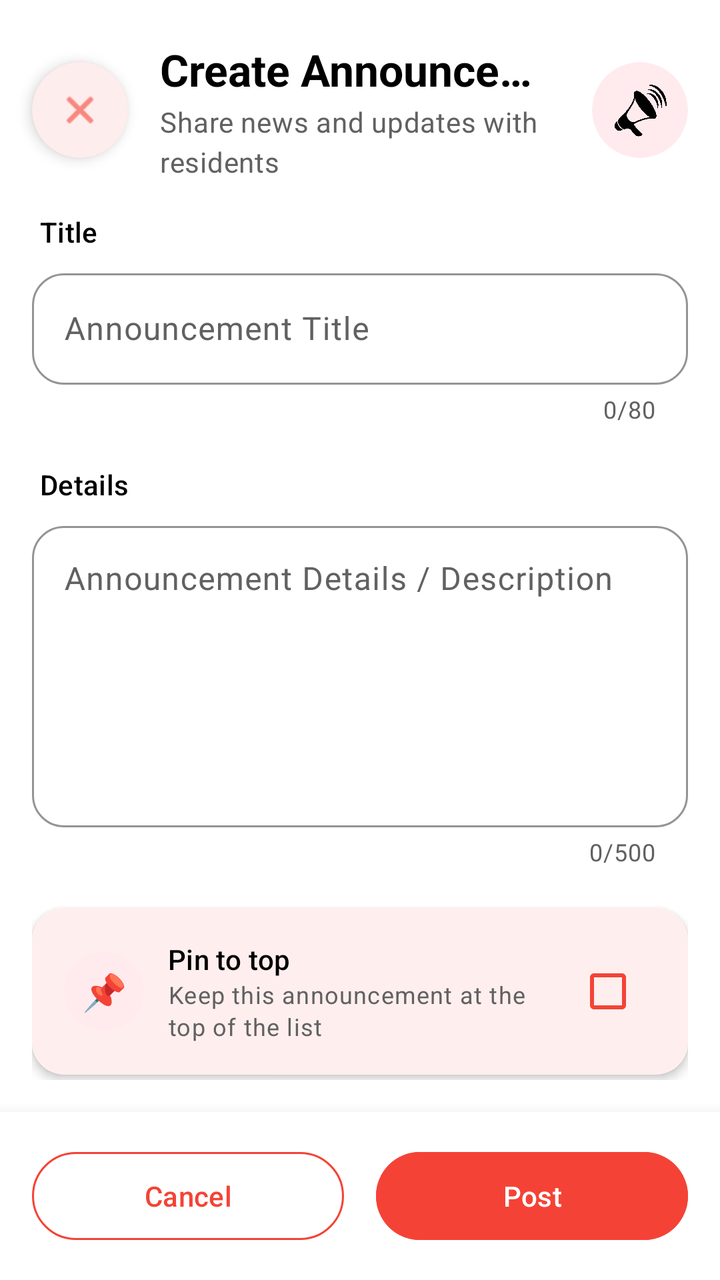
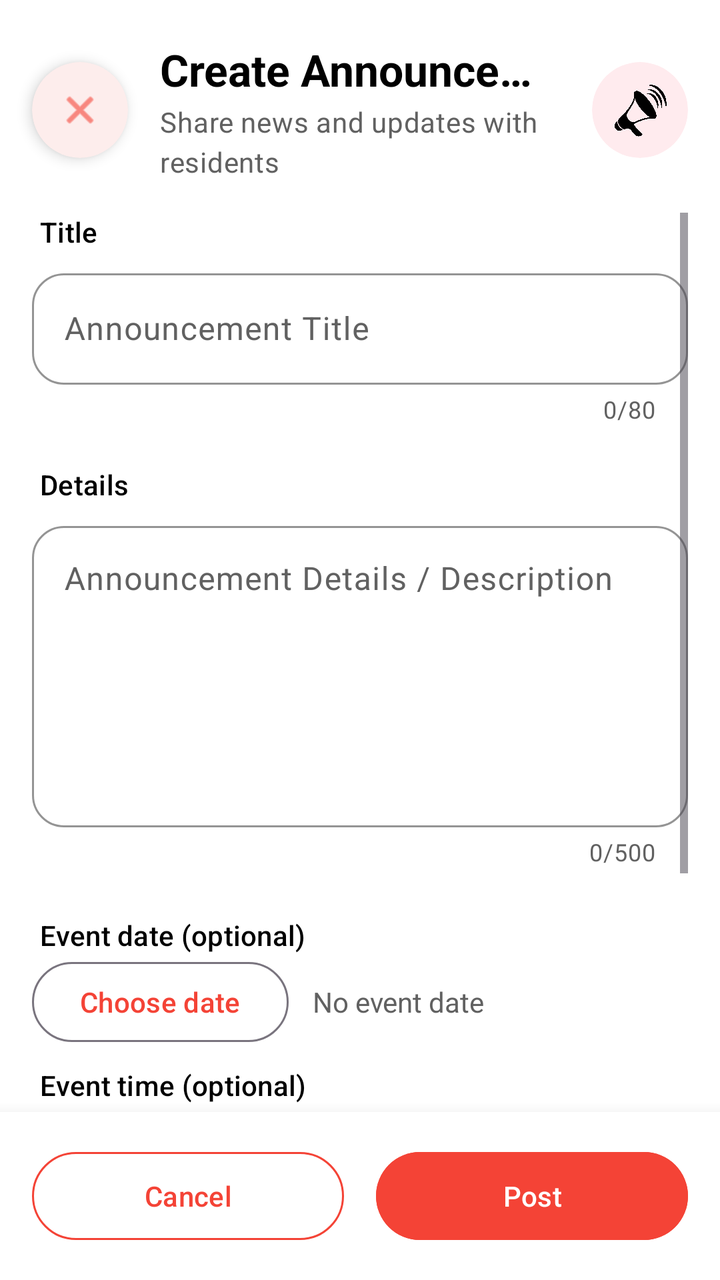

An Android layout rendered at two revisions. The XML below is the earlier revision; the diff shows what the commit changed to produce the second picture.
<!-- AndroidManifest.xml: application theme Theme.IServeKo -->
<!-- res/layout/dialog_add_announcement.xml -->
<?xml version="1.0" encoding="utf-8"?>
<LinearLayout xmlns:android="http://schemas.android.com/apk/res/android"
    xmlns:app="http://schemas.android.com/apk/res-auto"
    xmlns:tools="http://schemas.android.com/tools"
    android:layout_width="match_parent"
    android:layout_height="match_parent"
    android:background="@drawable/designbrg_v2"
    android:orientation="vertical">

    
    <LinearLayout
        android:layout_width="match_parent"
        android:layout_height="wrap_content"
        android:clipChildren="false"
        android:clipToPadding="false"
        android:gravity="center_vertical"
        android:orientation="horizontal"
        android:paddingStart="16dp"
        android:paddingTop="20dp"
        android:paddingEnd="16dp"
        android:paddingBottom="8dp">

        <com.google.android.material.card.MaterialCardView
            android:layout_width="48dp"
            android:layout_height="48dp"
            android:clickable="true"
            android:focusable="true"
            android:foreground="?attr/selectableItemBackgroundBorderless"
            app:cardBackgroundColor="@color/white"
            app:cardCornerRadius="24dp"
            app:cardElevation="4dp"
            app:strokeWidth="0dp">

            <ImageView
                android:id="@+id/btnClose"
                android:layout_width="22dp"
                android:layout_height="22dp"
                android:layout_gravity="center"
                android:contentDescription="Close"
                android:src="@android:drawable/ic_menu_close_clear_cancel"
                app:tint="#F44336" />
        </com.google.android.material.card.MaterialCardView>

        <LinearLayout
            android:layout_width="0dp"
            android:layout_height="wrap_content"
            android:layout_marginStart="16dp"
            android:layout_marginEnd="12dp"
            android:layout_weight="1"
            android:orientation="vertical">

            <TextView
                android:id="@+id/dialogTitle"
                android:layout_width="match_parent"
                android:layout_height="wrap_content"
                android:ellipsize="end"
                android:maxLines="1"
                android:text="Create Announcement"
                android:textAlignment="viewStart"
                android:textAppearance="@style/TextAppearance.Material3.TitleLarge"
                android:textColor="@color/onSurface"
                android:textStyle="bold" />

            <TextView
                android:layout_width="match_parent"
                android:layout_height="wrap_content"
                android:layout_marginTop="2dp"
                android:text="Share news and updates with residents"
                android:textAlignment="viewStart"
                android:textAppearance="@style/TextAppearance.Material3.BodyMedium"
                android:textColor="@color/onSurfaceVariant" />
        </LinearLayout>

        <com.google.android.material.card.MaterialCardView
            android:layout_width="48dp"
            android:layout_height="48dp"
            app:cardBackgroundColor="#FFEBEE"
            app:cardCornerRadius="24dp"
            app:cardElevation="0dp"
            app:strokeWidth="0dp">

            <ImageView
                android:layout_width="28dp"
                android:layout_height="28dp"
                android:layout_gravity="center"
                android:src="@drawable/announcementlogo"
                tools:ignore="ContentDescription" />
        </com.google.android.material.card.MaterialCardView>
    </LinearLayout>

    
    <ScrollView
        android:layout_width="match_parent"
        android:layout_height="0dp"
        android:layout_weight="1"
        android:clipToPadding="false"
        android:fillViewport="true"
        android:overScrollMode="never"
        android:paddingStart="16dp"
        android:paddingTop="8dp"
        android:paddingEnd="16dp"
        android:paddingBottom="16dp">

        <LinearLayout
            android:layout_width="match_parent"
            android:layout_height="wrap_content"
            android:orientation="vertical">

            
            <TextView
                android:layout_width="wrap_content"
                android:layout_height="wrap_content"
                android:layout_marginStart="4dp"
                android:layout_marginBottom="6dp"
                android:text="Title"
                android:textAppearance="@style/TextAppearance.Material3.LabelLarge"
                android:textColor="@color/onSurface" />

            <com.google.android.material.textfield.TextInputLayout
                style="@style/Widget.Material3.TextInputLayout.OutlinedBox"
                android:layout_width="match_parent"
                android:layout_height="wrap_content"
                android:layout_marginBottom="20dp"
                android:hint="Announcement Title"
                app:boxBackgroundColor="@color/white"
                app:boxCornerRadiusBottomEnd="16dp"
                app:boxCornerRadiusBottomStart="16dp"
                app:boxCornerRadiusTopEnd="16dp"
                app:boxCornerRadiusTopStart="16dp"
                app:boxStrokeColor="#F44336"
                app:counterEnabled="true"
                app:counterMaxLength="80"
                app:hintTextColor="#F44336">

                <com.google.android.material.textfield.TextInputEditText
                    android:id="@+id/inputAnnTitle"
                    android:layout_width="match_parent"
                    android:layout_height="wrap_content"
                    android:inputType="textCapSentences"
                    android:maxLength="80"
                    android:maxLines="2"
                    android:textColor="#FF000000" />
            </com.google.android.material.textfield.TextInputLayout>

            
            <TextView
                android:layout_width="wrap_content"
                android:layout_height="wrap_content"
                android:layout_marginStart="4dp"
                android:layout_marginBottom="6dp"
                android:text="Details"
                android:textAppearance="@style/TextAppearance.Material3.LabelLarge"
                android:textColor="@color/onSurface" />

            <com.google.android.material.textfield.TextInputLayout
                style="@style/Widget.Material3.TextInputLayout.OutlinedBox"
                android:layout_width="match_parent"
                android:layout_height="wrap_content"
                android:layout_marginBottom="20dp"
                android:hint="Announcement Details / Description"
                app:boxBackgroundColor="@color/white"
                app:boxCornerRadiusBottomEnd="16dp"
                app:boxCornerRadiusBottomStart="16dp"
                app:boxCornerRadiusTopEnd="16dp"
                app:boxCornerRadiusTopStart="16dp"
                app:boxStrokeColor="#F44336"
                app:counterEnabled="true"
                app:counterMaxLength="500"
                app:hintTextColor="#F44336">

                <com.google.android.material.textfield.TextInputEditText
                    android:id="@+id/inputAnnDesc"
                    android:layout_width="match_parent"
                    android:layout_height="wrap_content"
                    android:gravity="top|start"
                    android:inputType="textMultiLine|textCapSentences"
                    android:maxLength="500"
                    android:minLines="6"
                    android:textColor="#FF000000" />
            </com.google.android.material.textfield.TextInputLayout>

            
            <com.google.android.material.card.MaterialCardView
                android:layout_width="match_parent"
                android:layout_height="wrap_content"
                app:cardBackgroundColor="@color/white"
                app:cardCornerRadius="16dp"
                app:cardElevation="3dp"
                app:strokeWidth="0dp">

                <LinearLayout
                    android:layout_width="match_parent"
                    android:layout_height="wrap_content"
                    android:gravity="center_vertical"
                    android:orientation="horizontal"
                    android:padding="16dp">

                    <com.google.android.material.card.MaterialCardView
                        android:layout_width="40dp"
                        android:layout_height="40dp"
                        app:cardBackgroundColor="#FFEBEE"
                        app:cardCornerRadius="20dp"
                        app:cardElevation="0dp"
                        app:strokeWidth="0dp">

                        <TextView
                            android:layout_width="match_parent"
                            android:layout_height="match_parent"
                            android:gravity="center"
                            android:text="📌"
                            android:textSize="18sp" />
                    </com.google.android.material.card.MaterialCardView>

                    <LinearLayout
                        android:layout_width="0dp"
                        android:layout_height="wrap_content"
                        android:layout_marginStart="12dp"
                        android:layout_marginEnd="8dp"
                        android:layout_weight="1"
                        android:orientation="vertical">

                        <TextView
                            android:layout_width="wrap_content"
                            android:layout_height="wrap_content"
                            android:text="Pin to top"
                            android:textAppearance="@style/TextAppearance.Material3.TitleSmall"
                            android:textColor="@color/onSurface" />

                        <TextView
                            android:layout_width="wrap_content"
                            android:layout_height="wrap_content"
                            android:text="Keep this announcement at the top of the list"
                            android:textAppearance="@style/TextAppearance.Material3.BodySmall"
                            android:textColor="@color/onSurfaceVariant" />
                    </LinearLayout>

                    <CheckBox
                        android:id="@+id/chkPinned"
                        android:layout_width="wrap_content"
                        android:layout_height="wrap_content"
                        android:buttonTint="#F44336"
                        android:minWidth="48dp"
                        android:minHeight="48dp" />
                </LinearLayout>
            </com.google.android.material.card.MaterialCardView>
        </LinearLayout>
    </ScrollView>

    
    <LinearLayout
        android:layout_width="match_parent"
        android:layout_height="wrap_content"
        android:background="@color/white"
        android:elevation="12dp"
        android:orientation="horizontal"
        android:padding="16dp">

        <com.google.android.material.button.MaterialButton
            android:id="@+id/btnCancel"
            style="@style/Widget.Material3.Button.OutlinedButton"
            android:layout_width="0dp"
            android:layout_height="52dp"
            android:layout_marginEnd="8dp"
            android:layout_weight="1"
            android:text="Cancel"
            android:textColor="#F44336"
            app:cornerRadius="26dp"
            app:strokeColor="#F44336" />

        <com.google.android.material.button.MaterialButton
            android:id="@+id/btnPost"
            android:layout_width="0dp"
            android:layout_height="52dp"
            android:layout_marginStart="8dp"
            android:layout_weight="1"
            android:backgroundTint="#F44336"
            android:text="Post"
            android:textColor="@color/white"
            app:cornerRadius="26dp" />
    </LinearLayout>

</LinearLayout>
<!-- resources referenced by this layout -->
<resources>
  <color name="onSurface">#FF000000</color>
  <color name="onSurfaceVariant">#616161</color>
  <color name="white">#FFFFFFFF</color>
  <!-- drawable announcementlogo: png bitmap (drawable, 231928 bytes) -->
  <!-- drawable designbrg_v2 (drawable) -->
  <?xml version="1.0" encoding="utf-8"?>
  <shape xmlns:android="http://schemas.android.com/apk/res/android">
       <solid android:color="#FFFFFFFF"/>
  </shape>
  <style name="Theme.IServeKo" parent="Base.Theme.IServeKo" />
  <style name="Base.Theme.IServeKo" parent="Theme.Material3.DayNight.NoActionBar">
          <item name="colorPrimary">@color/primary</item>
          <item name="colorOnPrimary">@color/onPrimary</item>
          <item name="colorPrimaryContainer">@color/primaryContainer</item>
          <item name="colorOnPrimaryContainer">@color/onPrimaryContainer</item>
  
          <item name="colorSecondary">@color/secondary</item>
          <item name="colorOnSecondary">@color/onSecondary</item>
          <item name="colorSecondaryContainer">@color/secondaryContainer</item>
          <item name="colorOnSecondaryContainer">@color/onSecondaryContainer</item>
  
          <item name="android:colorBackground">@color/white</item>
          <item name="colorSurface">@color/surface</item>
          <item name="colorOnSurface">@color/onSurface</item>
          <item name="colorSurfaceVariant">@color/surfaceVariant</item>
          <item name="colorOnSurfaceVariant">@color/onSurfaceVariant</item>
  
          <item name="android:statusBarColor">#F44336</item>
          <item name="android:windowLightStatusBar">false</item>
          <item name="android:navigationBarColor">@color/white</item>
      </style>
  <color name="primary">#F44336</color>
  <color name="onPrimary">#FFFFFFFF</color>
  <color name="primaryContainer">#FFEBEE</color>
  <color name="onPrimaryContainer">#F44336</color>
  <color name="secondary">#F44336</color>
  <color name="onSecondary">#FFFFFFFF</color>
  <color name="secondaryContainer">#FFEBEE</color>
  <color name="onSecondaryContainer">#F44336</color>
  <color name="surface">#FFFFFFFF</color>
  <color name="surfaceVariant">#F5F5F5</color>
</resources>

<!-- the commit's change to res/layout/dialog_add_announcement.xml (unified diff, before → after) -->
@@ -179,6 +179,65 @@
                     android:textColor="#FF000000" />
             </com.google.android.material.textfield.TextInputLayout>
 
+            <TextView
+                android:layout_width="wrap_content"
+                android:layout_height="wrap_content"
+                android:layout_marginStart="4dp"
+                android:layout_marginTop="4dp"
+                android:text="@string/calendar_event_date_label"
+                android:textAppearance="@style/TextAppearance.Material3.LabelLarge"
+                android:textColor="@color/onSurface" />
+
+            <LinearLayout
+                android:layout_width="match_parent"
+                android:layout_height="wrap_content"
+                android:layout_marginBottom="8dp"
+                android:gravity="center_vertical"
+                android:orientation="horizontal">
+                <com.google.android.material.button.MaterialButton
+                    android:id="@+id/btnEventDate"
+                    style="@style/Widget.Material3.Button.OutlinedButton"
+                    android:layout_width="wrap_content"
+                    android:layout_height="wrap_content"
+                    android:text="@string/calendar_choose_event_date" />
+                <TextView
+                    android:id="@+id/txtEventDate"
+                    android:layout_width="wrap_content"
+                    android:layout_height="wrap_content"
+                    android:layout_marginStart="12dp"
+                    android:text="@string/calendar_event_date_optional"
+                    android:textColor="@color/onSurfaceVariant" />
+            </LinearLayout>
+
+            <TextView
+                android:layout_width="wrap_content"
+                android:layout_height="wrap_content"
+                android:layout_marginStart="4dp"
+                android:text="@string/calendar_event_time_label"
+                android:textAppearance="@style/TextAppearance.Material3.LabelLarge"
+                android:textColor="@color/onSurface" />
+
+            <LinearLayout
+                android:layout_width="match_parent"
+                android:layout_height="wrap_content"
+                android:layout_marginBottom="16dp"
+                android:gravity="center_vertical"
+                android:orientation="horizontal">
+                <com.google.android.material.button.MaterialButton
+                    android:id="@+id/btnEventTime"
+                    style="@style/Widget.Material3.Button.OutlinedButton"
+                    android:layout_width="wrap_content"
+                    android:layout_height="wrap_content"
+                    android:text="@string/calendar_choose_event_time" />
+                <TextView
+                    android:id="@+id/txtEventTime"
+                    android:layout_width="wrap_content"
+                    android:layout_height="wrap_content"
+                    android:layout_marginStart="12dp"
+                    android:text="@string/calendar_event_time_optional"
+                    android:textColor="@color/onSurfaceVariant" />
+            </LinearLayout>
+
             
             <com.google.android.material.card.MaterialCardView
                 android:layout_width="match_parent"
<!-- resource entries referenced after the edit -->
@@ -9,6 +9,12 @@
   <shape xmlns:android="http://schemas.android.com/apk/res/android">
        <solid android:color="#FFFFFFFF"/>
   </shape>
+  <string name="calendar_choose_event_date">Choose date</string>
+  <string name="calendar_choose_event_time">Choose time</string>
+  <string name="calendar_event_date_label">Event date (optional)</string>
+  <string name="calendar_event_date_optional">No event date</string>
+  <string name="calendar_event_time_label">Event time (optional)</string>
+  <string name="calendar_event_time_optional">No event time</string>
   <style name="Theme.IServeKo" parent="Base.Theme.IServeKo" />
   <style name="Base.Theme.IServeKo" parent="Theme.Material3.DayNight.NoActionBar">
           <item name="colorPrimary">@color/primary</item>
